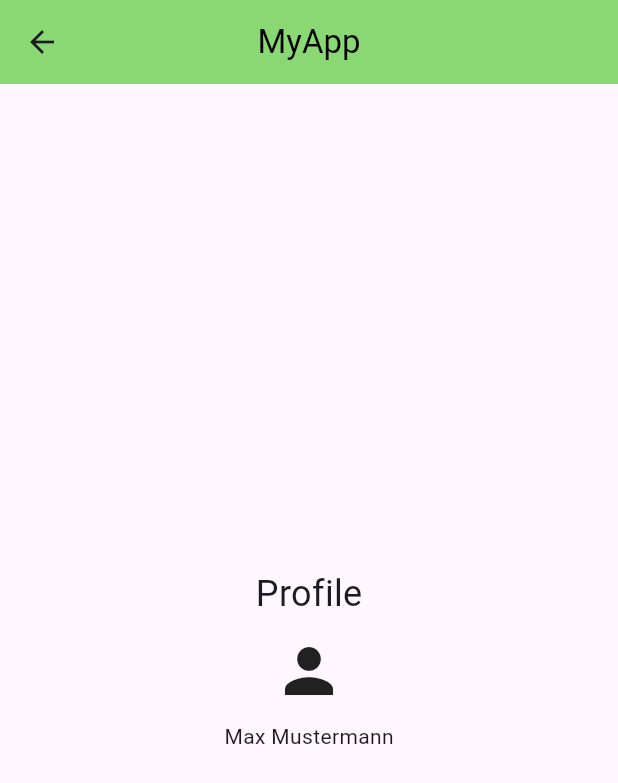
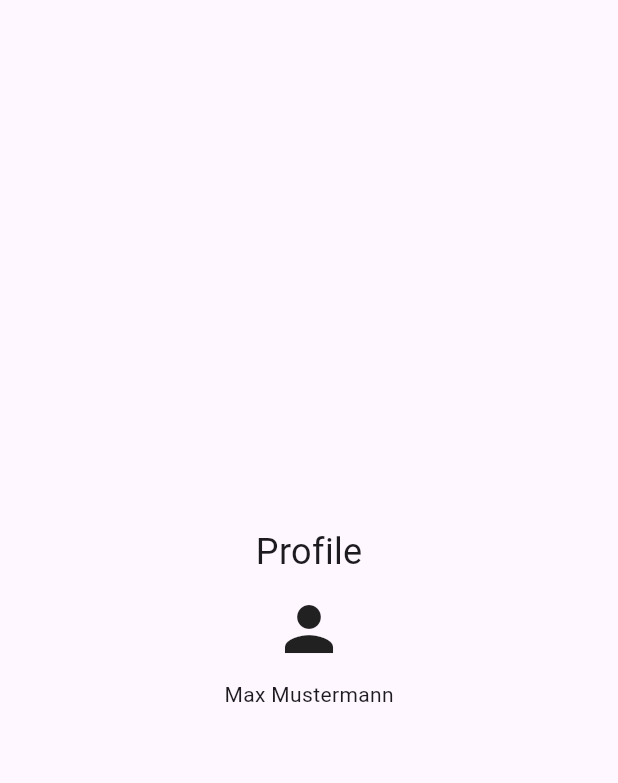
Before and after one commit to poppy-lab/ts_navigation_4_5_4, a Flutter app: the ProfileScreen screen opened directly, on a phone screen of 412 x 824 dp. Shown: the top 783 px of the screen. Run offline on Flutter 3.47's test engine with Material 3 defaults, Android fonts, the phone set to English and light mode, and no system bars.

Commit message:
Aufgabe 2

```diff
--- a/lib/screens/likes_screen.dart
+++ b/lib/screens/likes_screen.dart
@@ -6,11 +6,6 @@ class LikesScreen extends StatelessWidget {
   @override
   Widget build(BuildContext context) {
     return Scaffold(
-      appBar: AppBar(
-        backgroundColor: Colors.yellow[600],
-        title: const Text('MyApp', style: TextStyle(color: Colors.black)),
-        centerTitle: true,
-      ),
       body: const Center(
         child: Column(
           mainAxisAlignment: MainAxisAlignment.center,
--- a/lib/screens/profile_screen.dart
+++ b/lib/screens/profile_screen.dart
@@ -6,11 +6,6 @@ class ProfileScreen extends StatelessWidget {
   @override
   Widget build(BuildContext context) {
     return Scaffold(
-      appBar: AppBar(
-        backgroundColor: const Color.fromARGB(255, 138, 216, 116),
-        title: const Text('MyApp', style: TextStyle(color: Colors.black)),
-        centerTitle: true,
-      ),
       body: const Center(
         child: Column(
           mainAxisAlignment: MainAxisAlignment.center,
```
Also changed, not shown: lib/main.dart (+2 -6 lines), lib/screens/app_home.dart (added, +33 -0 lines), lib/screens/news_screen.dart (+1 -8 lines).
